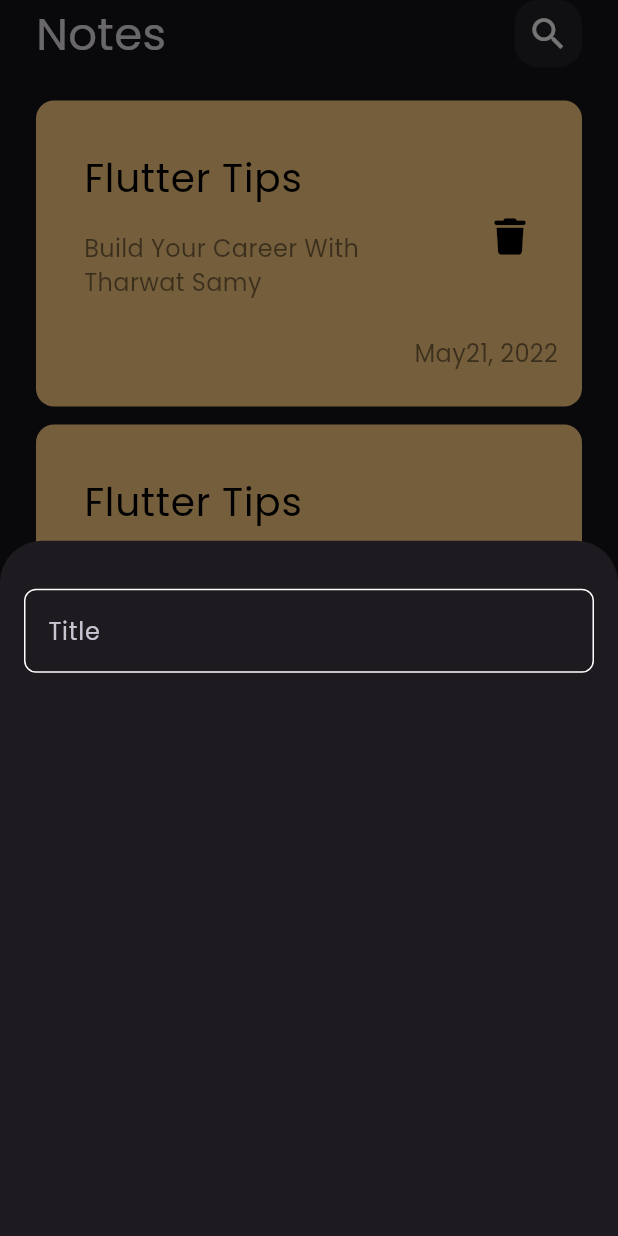
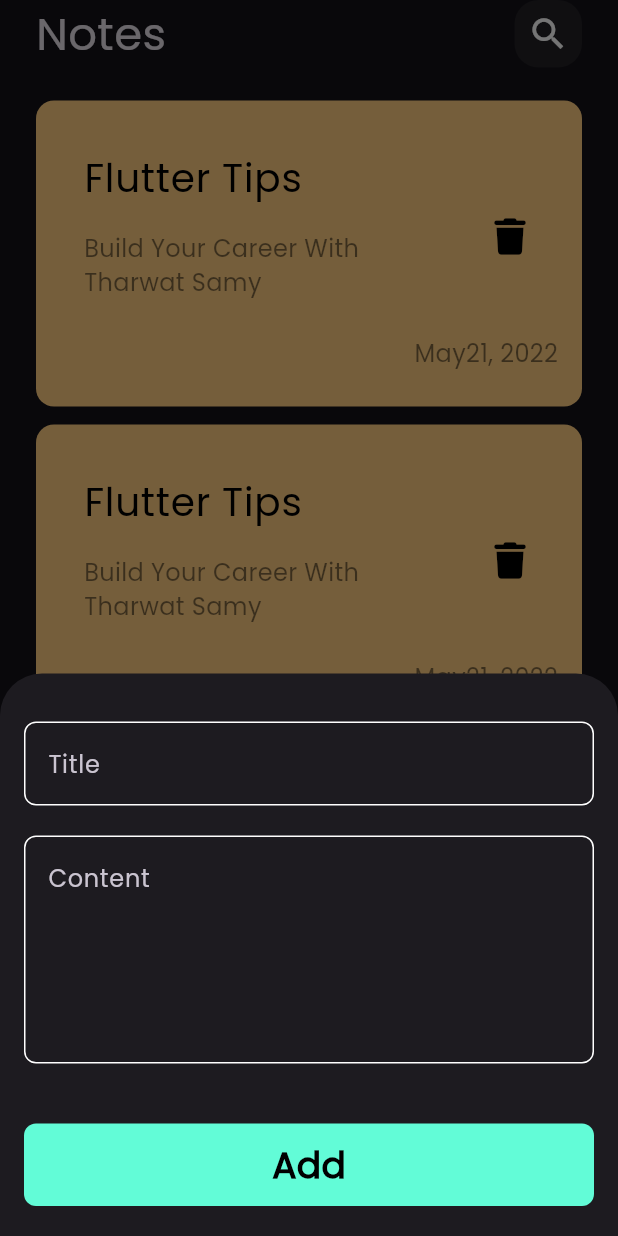
Before and after one commit to Noha0212/NotesApp, a Flutter app: the screen it shows after launch, after a tap on the "add" icon, on a phone screen of 412 x 824 dp. Run offline on Flutter 3.47's test engine with Material 3 defaults, Android fonts, the phone set to English and light mode, and no system bars; our stand-ins replace font_awesome_flutter.

Commit message:
finish note bottom sheet

```diff
--- a/lib/views/widgets/add_note_bottom_sheet.dart
+++ b/lib/views/widgets/add_note_bottom_sheet.dart
@@ -1,4 +1,5 @@
 import 'package:flutter/material.dart';
+import 'package:notes_app/views/widgets/custom_button.dart';
 import 'package:notes_app/views/widgets/custom_text_field.dart';
 
 class AddNoteBottomSheet extends StatelessWidget {
@@ -8,13 +9,31 @@ class AddNoteBottomSheet extends StatelessWidget {
   Widget build(BuildContext context) {
     return const Padding(
       padding: EdgeInsets.symmetric(horizontal: 16),
+      child: SingleChildScrollView(
         child: Column(
           children: [
             SizedBox(
               height: 32,
             ),
-          CustomTextField()
+            CustomTextField(
+              hint: 'Title',
+            ),
+            SizedBox(
+              height: 20,
+            ),
+            CustomTextField(
+              hint: 'Content',
+              maxlines: 5,
+            ),
+            SizedBox(
+              height: 40,
+            ),
+            CustomButton(),
+            SizedBox(
+              height: 20,
+            )
           ],
+        ),
       ),
     );
   }
--- /dev/null
+++ b/lib/views/widgets/custom_button.dart
@@ -0,0 +1,24 @@
+import 'package:flutter/material.dart';
+import 'package:notes_app/constants.dart';
+
+class CustomButton extends StatelessWidget {
+  const CustomButton({super.key});
+
+  @override
+  Widget build(BuildContext context) {
+    return Container(
+      width: MediaQuery.of(context).size.width,
+      height: 55,
+      decoration: BoxDecoration(
+        color: kPrimaryColor,
+        borderRadius: BorderRadius.circular(8),
+      ),
+      child: const Center(
+          child: Text(
+        'Add',
+        style: TextStyle(
+            color: Colors.black, fontSize: 24, fontWeight: FontWeight.bold),
+      )),
+    );
+  }
+}
--- a/lib/views/widgets/custom_text_field.dart
+++ b/lib/views/widgets/custom_text_field.dart
@@ -2,14 +2,16 @@ import 'package:flutter/material.dart';
 import 'package:notes_app/constants.dart';
 
 class CustomTextField extends StatelessWidget {
-  const CustomTextField({super.key});
-
+  const CustomTextField({super.key, required this.hint, this.maxlines = 1});
+  final String hint;
+  final int maxlines;
   @override
   Widget build(BuildContext context) {
     return TextField(
+      maxLines: maxlines,
       cursorColor: kPrimaryColor,
       decoration: InputDecoration(
-          hintText: 'Title',
+          hintText: hint,
           border: BuildBorder(),
           enabledBorder: BuildBorder(),
           focusedBorder: BuildBorder(kPrimaryColor)),
```
Lines whose indentation alone changed are shown as unchanged.
